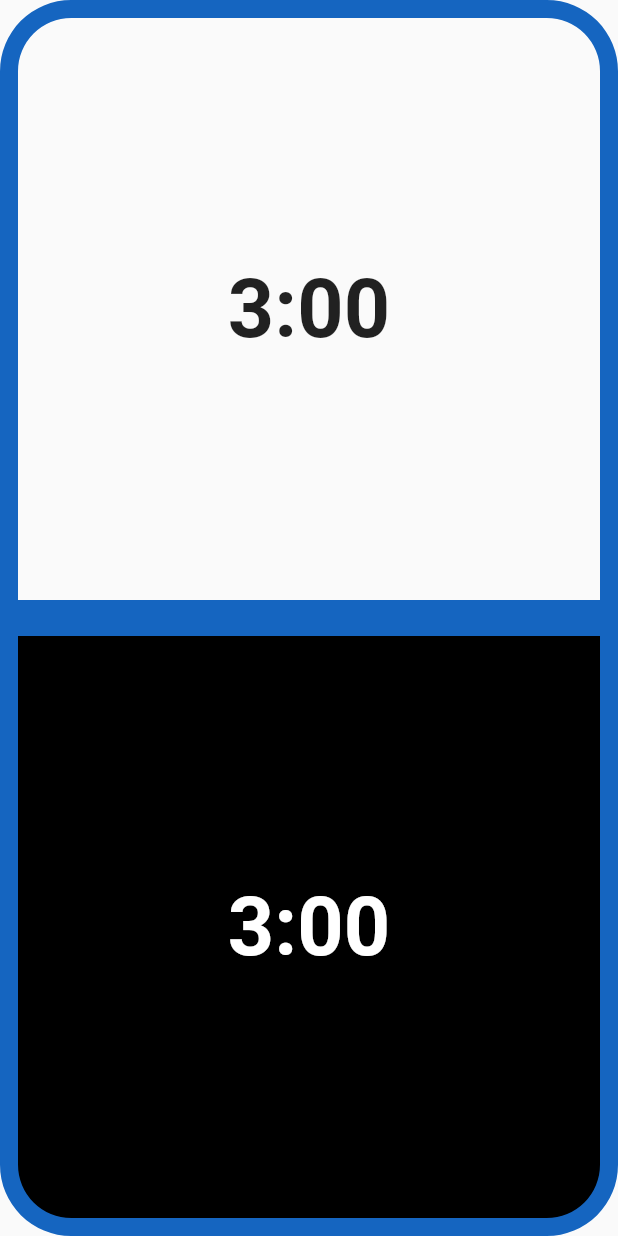
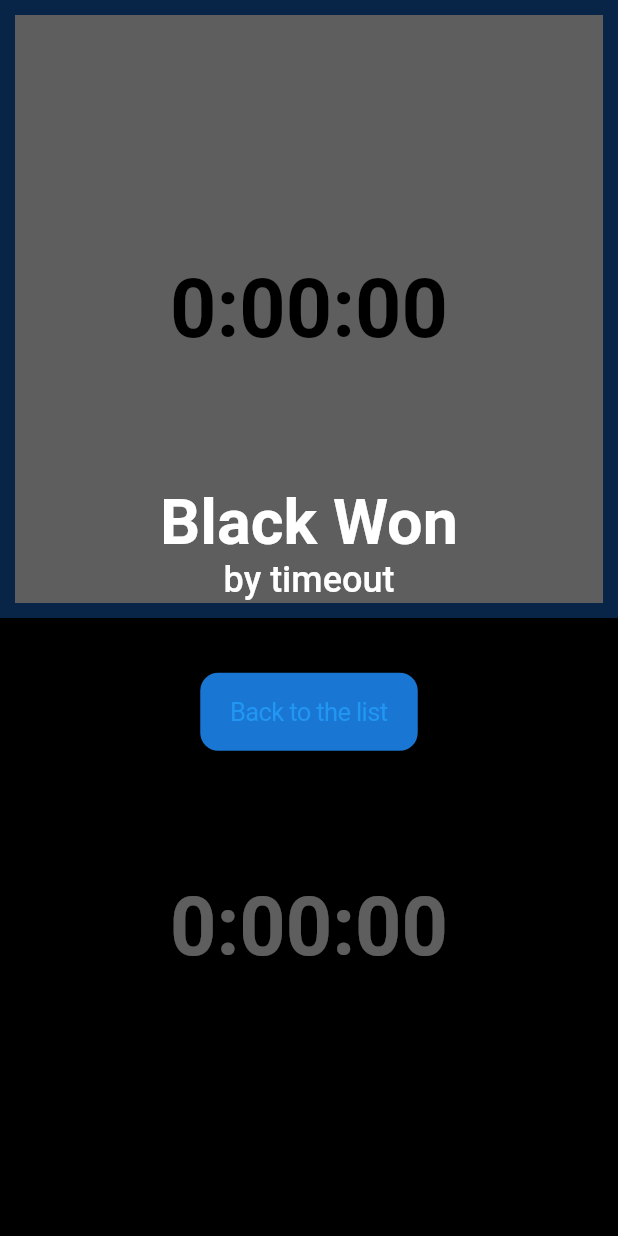
Before and after one commit to sujang958/reloh, a Flutter app: the ClockPage screen opened by its route, on a phone screen of 412 x 824 dp. Run offline on Flutter 3.47's test engine with Material 2 defaults, Android fonts, the phone set to English and light mode, and no system bars; Roboto replaces fonts that are missing (Pretendard).

Commit message:
feat: add timeout

```diff
--- a/lib/routes/clock.dart
+++ b/lib/routes/clock.dart
@@ -1,10 +1,20 @@
 // ignore_for_file: prefer_const_constructors, prefer_const_literals_to_create_immutables, sort_child_properties_last, avoid_unnecessary_containers
 
-import 'dart:ffi';
-import 'dart:ui';
+import 'dart:async';
 
+import 'package:flutter/cupertino.dart';
 import 'package:flutter/material.dart';
-import 'package:volume_controller/volume_controller.dart';
+
+extension StringExtension on String {
+  String capitalize() {
+    return "${this[0].toUpperCase()}${this.substring(1).toLowerCase()}";
+  }
+}
+
+enum ChessColor {
+  white,
+  black,
+}
 
 class ClockPage extends StatefulWidget {
   const ClockPage({super.key});
@@ -14,11 +24,87 @@ class ClockPage extends StatefulWidget {
 }
 
 class ClockPageState extends State<ClockPage> {
+  final whiteClock = ValueNotifier(Duration(milliseconds: 1));
+  final blackClock = ValueNotifier(Duration(milliseconds: 1));
+  final ended = ValueNotifier(false);
+
+  ChessColor turn = ChessColor.white;
+  ChessColor? winner;
+
   @override
   void initState() {
     super.initState();
 
-    // VolumeController().listener((_) => );
+    whiteClock.addListener(() {
+      _checkTimeout(whiteClock.value, ChessColor.black);
+    });
+    blackClock.addListener(() {
+      _checkTimeout(blackClock.value, ChessColor.white);
+    });
+
+    final timer = Timer.periodic(const Duration(seconds: 1), (_) {
+      final subtractedDuration =
+          (turn == ChessColor.white ? whiteClock : blackClock).value.inSeconds -
+              1;
+      final duration = subtractedDuration < 0 ? 0 : subtractedDuration;
+
+      if (turn == ChessColor.white) {
+        whiteClock.value = Duration(seconds: duration);
+      } else {
+        blackClock.value = Duration(seconds: duration);
+      }
+    });
+
+    ended.addListener(() {
+      timer.cancel();
+      _endClock();
+    });
+  }
+
+  void _checkTimeout(Duration clock, ChessColor color) {
+    if (clock.inMicroseconds > 0) return;
+
+    setState(() {
+      ended.value = true;
+      winner = color;
+    });
+  }
+
+  void _endClock() {
+    showCupertinoDialog(
+        context: context,
+        builder: (context) => Container(
+            color: Colors.black54,
+            child: DefaultTextStyle(
+              child: Column(
+                mainAxisAlignment: MainAxisAlignment.center,
+                crossAxisAlignment: CrossAxisAlignment.center,
+                children: [
+                  Text("${winner.toString().split(".").last.capitalize()} Won",
+                      style: TextStyle(
+                          fontSize: 42.0, fontWeight: FontWeight.w700)),
+                  Text("by timeout",
+                      style: TextStyle(
+                          fontSize: 24.0, fontWeight: FontWeight.w500)),
+                  Padding(padding: EdgeInsets.symmetric(vertical: 24.0)),
+                  CupertinoButton(
+                      color: Colors.blue.shade700,
+                      child: Text("Back to the list"),
+                      onPressed: () {
+                        Navigator.pushNamed(context, "/");
+                      })
+                ],
+              ),
+              style: TextStyle(
+                  fontFamily: "Pretendard",
+                  color: Colors.white,
+                  decoration: TextDecoration.none),
+            )));
+  }
+
+  @override
+  void setState(fn) {
+    if (mounted) super.setState(fn);
   }
 
   @override
@@ -28,54 +114,26 @@ class ClockPageState extends State<ClockPage> {
           mainAxisSize: MainAxisSize.max,
           crossAxisAlignment: CrossAxisAlignment.stretch,
           children: [
-            Expanded(
-              child: GestureDetector(
-                onTap: () {
-                  print("White tapped");
-                },
-                behavior: HitTestBehavior.translucent,
-                child: Container(
-                  decoration: BoxDecoration(
-                      border:
-                          Border.all(color: Colors.blue.shade800, width: 12.0),
-                      borderRadius: BorderRadius.only(
-                          topLeft: Radius.circular(47.5),
-                          topRight: Radius.circular(47.5))),
-                  child: Center(
-                      child: Text(
-                    "3:00",
-                    style:
-                        TextStyle(fontSize: 54.0, fontWeight: FontWeight.w700),
-                  )),
-                ),
-              ),
-              flex: 1,
+            ClockArea(
+              active: turn == ChessColor.white,
+              color: Colors.white,
+              time: whiteClock,
+              onTap: () {
+                setState(() {
+                  turn = ChessColor.black;
+                });
+              },
             ),
-            Expanded(
-              child: GestureDetector(
-                onTap: () {
-                  print("White tapped");
-                },
-                behavior: HitTestBehavior.translucent,
-                child: Container(
-                  decoration: BoxDecoration(
-                      color: Colors.black,
-                      border:
-                          Border.all(color: Colors.blue.shade800, width: 12.0),
-                      borderRadius: BorderRadius.only(
-                          bottomLeft: Radius.circular(47.5),
-                          bottomRight: Radius.circular(47.5))),
-                  child: Center(
-                      child: Text(
-                    "3:00",
-                    style: TextStyle(
-                        fontSize: 54.0,
-                        fontWeight: FontWeight.w700,
-                        color: Colors.white),
-                  )),
-                ),
-              ),
-              flex: 1,
+            ClockArea(
+              active: turn == ChessColor.black,
+              color: Colors.black,
+              textColor: Colors.white,
+              time: blackClock,
+              onTap: () {
+                setState(() {
+                  turn = ChessColor.white;
+                });
+              },
             ),
           ]),
     );
@@ -83,3 +141,56 @@ class ClockPageState extends State<ClockPage> {
 }
 
 // todo: volumne controll to exit
+
+class ClockArea extends StatefulWidget {
+  final Color color;
+  final Color textColor;
+  final bool active;
+  final ValueNotifier<Duration> time;
+  final VoidCallback onTap;
+
+  const ClockArea({
+    super.key,
+    required this.color,
+    required this.active,
+    required this.time,
+    required this.onTap,
+    this.textColor = Colors.black,
+  });
+
+  @override
+  State<StatefulWidget> createState() => ClockAreaState();
+}
+
+class ClockAreaState extends State<ClockArea> {
+  @override
+  Widget build(BuildContext context) {
+    return Expanded(
+      child: GestureDetector(
+        onTap: () {
+          widget.onTap();
+        },
+        behavior: HitTestBehavior.translucent,
+        child: Container(
+          decoration: BoxDecoration(
+            color: widget.color,
+            border: Border.all(
+                color:
+                    widget.active ? Colors.blue.shade800 : Colors.transparent,
+                width: 10.0),
+          ),
+          child: Center(
+              //"${widget.time.value.inMinutes < 10 ? "0${widget.time.value.inMinutes}" : "${widget.time.value.inMinutes}"}:${widget.time.value.inSeconds - widget.time.value.inMinutes * 60 < 10 ? "0${widget.time.value.inSeconds - widget.time.value.inMinutes * 60}" : "${widget.time.value.inSeconds - widget.time.value.inMinutes * 60}"}"
+              child: Text(
+            widget.time.value.toString().split(".")[0],
+            style: TextStyle(
+                fontSize: 54.0,
+                fontWeight: FontWeight.w700,
+                color: widget.textColor),
+          )),
+        ),
+      ),
+      flex: 1,
+    );
+  }
+}
--- a/pubspec.yaml
+++ b/pubspec.yaml
@@ -1,16 +1,15 @@
 name: reloh
 description: A Chess Clock
-publish_to: 'none'
+publish_to: "none"
 version: 1.0.0+1
 
 environment:
-  sdk: '>=2.19.1 <3.0.0'
+  sdk: ">=2.19.1 <3.0.0"
 
 dependencies:
   flutter:
     sdk: flutter
 
-  volume_controller: ^2.0.6
   cupertino_icons: ^1.0.2
 
 dev_dependencies:
```
Also changed, not shown: lib/routes/index.dart (+1 -6 lines), pubspec.lock, 1 other file.
